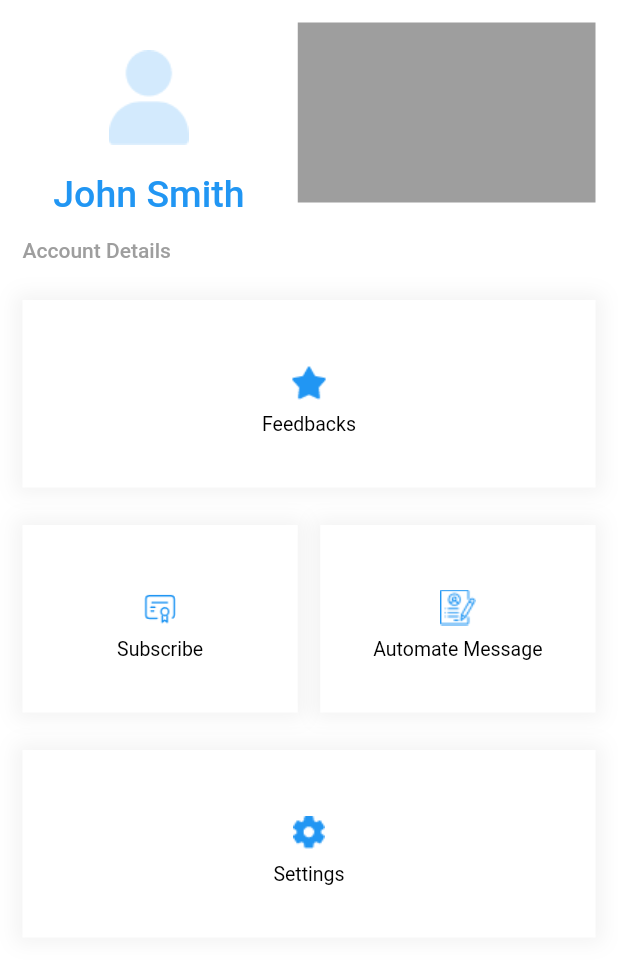
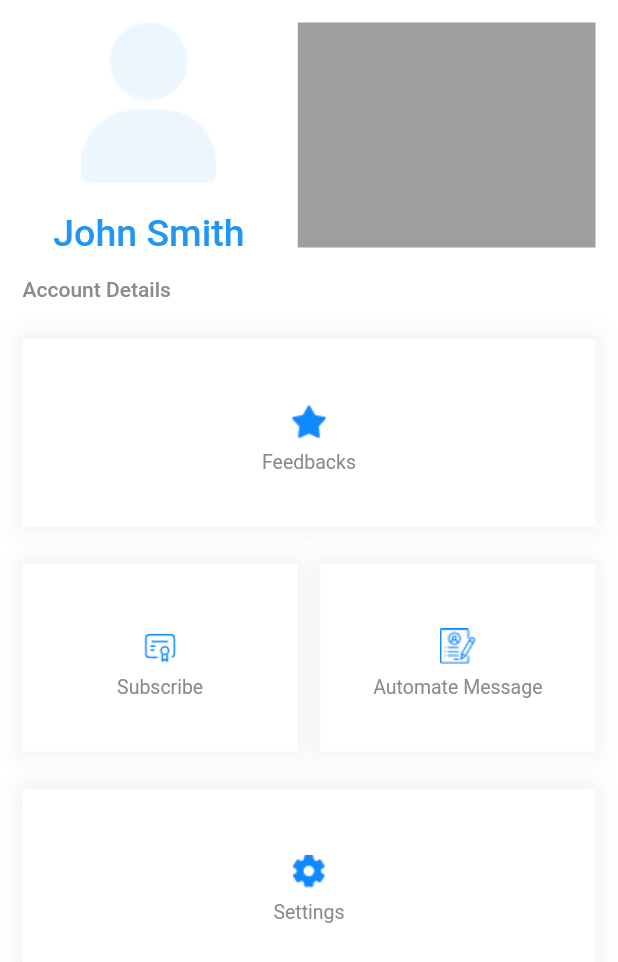
Before and after one commit to NatnaelBerhanu-1/instajob, a Flutter app: the HomePage screen opened directly, on a phone screen of 412 x 824 dp. Shown: the top 962 px of the screen. Run offline on Flutter 3.47's test engine with Material 2 defaults, Android fonts, the phone set to English and light mode, and no system bars; our stand-ins replace dio, dotted_border, equatable, firebase_auth, firebase_core, flutter_bloc and 9 more; missing offline and left inert: flutter_facebook_auth; accounts and stored records are empty.

Commit message:
Changes -- custom_all_small_button.dart -- custom_acc_details.dart -- home_page.dart -- my_colors.dart -- welcome_screen.dart

```diff
--- a/lib/screens/insta_recruit/home_page.dart
+++ b/lib/screens/insta_recruit/home_page.dart
@@ -51,10 +51,12 @@ class _HomePageState extends State<HomePage> {
                         children: [
                           Image.asset(
                             MyImages.user_4x,
-                            color: MyColors.blue.withOpacity(.20),
-                            height: 100,
-                            width: 100,
+                            fit: BoxFit.cover,
+                            color: MyColors.user,
+                            // height: 100,
+                            width: 90,
                           ),
+                          SizedBox(height: 19),
                           CommonText(
                             text: "John Smith",
                             fontSize: 25,
@@ -66,7 +68,7 @@ class _HomePageState extends State<HomePage> {
                     ),
                     Expanded(
                       child: Container(
-                        height: 120,
+                        height: 150,
                         color: MyColors.grey,
                       ),
                     )
@@ -79,7 +81,7 @@ class _HomePageState extends State<HomePage> {
                     text: "Account Details",
                     fontSize: 14,
                     fontWeight: FontWeight.w500,
-                    fontColor: MyColors.grey,
+                    fontColor: MyColors.userFont,
                   ),
                 ),
                 SizedBox(height: 25),
--- a/lib/screens/insta_recruit/welcome_screen.dart
+++ b/lib/screens/insta_recruit/welcome_screen.dart
@@ -35,7 +35,7 @@ class WelcomeScreen extends StatelessWidget {
             Center(
               child: CommonText(
                 text: "Employee instantly",
-                fontColor: MyColors.grey,
+                fontColor: MyColors.greyTxt,
               ),
             ),
             SizedBox(height: 50),
@@ -49,7 +49,7 @@ class WelcomeScreen extends StatelessWidget {
               text:
                   "Login in to your existing account or register to make new\naccount.",
               fontWeight: FontWeight.w400,
-              fontColor: MyColors.grey,
+              fontColor: MyColors.greyTxt,
               fontSize: 13,
             ),
             SizedBox(height: 30),
--- a/lib/utils/my_colors.dart
+++ b/lib/utils/my_colors.dart
@@ -10,4 +10,11 @@ class MyColors {
   static Color red = Colors.red.shade700;
   static Color lightBlue = Colors.blue.withOpacity(.40);
   static Color transparent = const Color(0x00000000);
+  static Color borderClr = const Color(0xffD3D3D326);
+  static Color greyTxt = const Color(0xff707070);
+
+  ///userPage clr
+  static Color user = const Color(0xffECF6FF);
+  static Color userFont = const Color(0xff8B8B8B);
+  static Color userIcon = const Color(0xff0F89FD);
 }
--- a/lib/widgets/custom_button/custom_all_small_button.dart
+++ b/lib/widgets/custom_button/custom_all_small_button.dart
@@ -51,7 +51,7 @@ class CustomSocialButton extends StatelessWidget {
       onTap: onTap,
       borderRadius: BorderRadius.circular(15),
       bgColor: MyColors.white,
-      borderColor: Colors.blue.shade50.withOpacity(.70),
+      borderColor: MyColors.borderClr,
       child: Padding(
         padding: const EdgeInsets.all(5.0),
         child: ImageButton(
--- a/lib/widgets/user_tile/custom_acc_details.dart
+++ b/lib/widgets/user_tile/custom_acc_details.dart
@@ -45,12 +45,13 @@ class CustomAccDetails extends StatelessWidget {
             children: [
               ImageButton(
                 image: img,
-                color: index == selectedIndex ? MyColors.white : MyColors.blue,
+                color:
+                    index == selectedIndex ? MyColors.white : MyColors.userIcon,
               ),
               CommonText(
                 text: title,
                 fontColor:
-                    index == selectedIndex ? MyColors.white : MyColors.black,
+                    index == selectedIndex ? MyColors.white : MyColors.userFont,
                 fontSize: 13,
                 fontWeight: FontWeight.normal,
               ),
```
